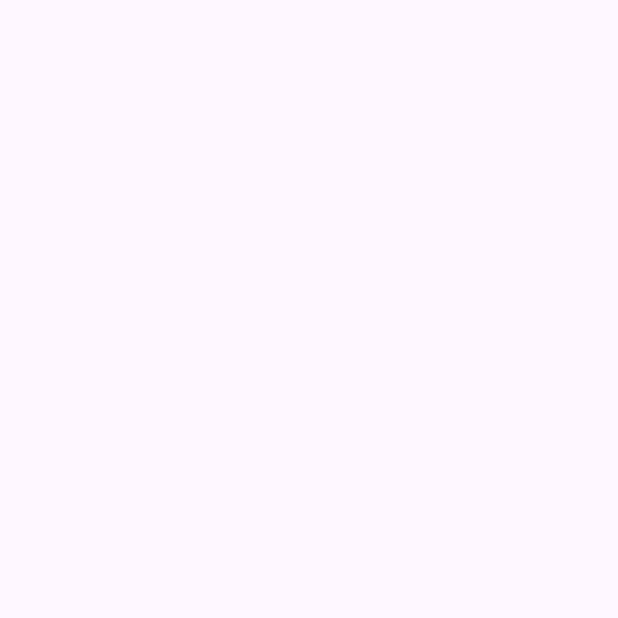
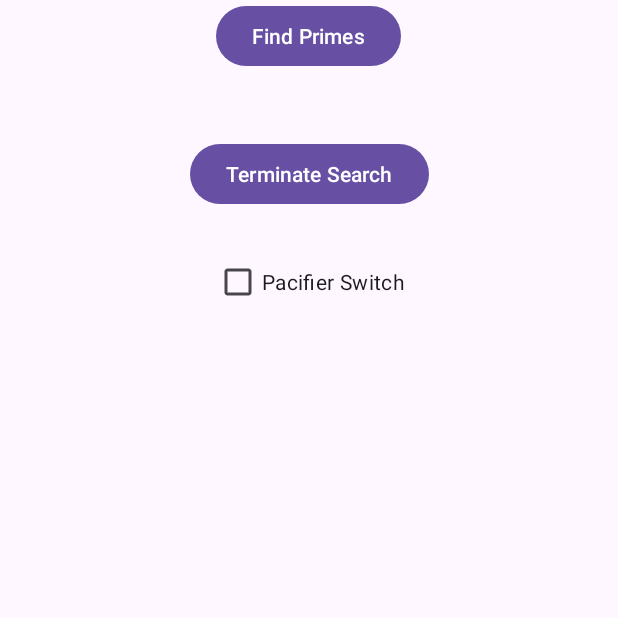
Before and after one commit to CS5520-Fall-2024-Shivakumar/cs5520-spring2025-individual-assignments-RingoTC, an Android app: the PrimeComputationActivity screen opened directly, with no data from a screen before it, on a phone screen of 412 x 824 dp, the top half of it. Before the commit the part shown is empty. Run offline under Robolectric (Android 15) with nearby library versions, the phone set to English and light mode, and no system bars.

Commit message:
add buttons

```diff
--- a/app/src/main/AndroidManifest.xml
+++ b/app/src/main/AndroidManifest.xml
@@ -13,7 +13,7 @@
         android:roundIcon="@mipmap/ic_launcher_round"
         android:supportsRtl="true"
         android:theme="@style/Theme.HanLiaoCS5520Android"
-        tools:targetApi="31">
+        >
         <activity
             android:name=".PrimeComputationActivity"
             android:exported="false" />
--- a/app/src/main/res/layout/activity_prime_computation.xml
+++ b/app/src/main/res/layout/activity_prime_computation.xml
@@ -7,4 +7,33 @@
     android:layout_height="match_parent"
     tools:context=".PrimeComputationActivity">
 
+    <Button
+        android:id="@+id/find_prime_button"
+        android:layout_width="wrap_content"
+        android:layout_height="wrap_content"
+        android:text="@string/find_primes"
+        app:layout_constraintEnd_toEndOf="parent"
+        app:layout_constraintHorizontal_bias="0.498"
+        app:layout_constraintStart_toStartOf="parent"
+        tools:layout_editor_absoluteY="82dp" />
+
+    <Button
+        android:id="@+id/stop_finding"
+        android:layout_width="wrap_content"
+        android:layout_height="wrap_content"
+        android:layout_marginTop="44dp"
+        android:text="@string/terminate_search"
+        app:layout_constraintEnd_toEndOf="parent"
+        app:layout_constraintStart_toStartOf="parent"
+        app:layout_constraintTop_toBottomOf="@id/find_prime_button" />
+
+    <CheckBox
+        android:id="@+id/pacifier_switch"
+        android:layout_width="wrap_content"
+        android:layout_height="wrap_content"
+        android:layout_marginTop="24dp"
+        android:text="@string/pacifier_switch"
+        app:layout_constraintEnd_toEndOf="parent"
+        app:layout_constraintStart_toStartOf="parent"
+        app:layout_constraintTop_toBottomOf="@+id/stop_finding" />
 </androidx.constraintlayout.widget.ConstraintLayout>
--- a/app/src/main/res/values/strings.xml
+++ b/app/src/main/res/values/strings.xml
@@ -5,4 +5,7 @@
     <string name="defaultExpression">1+2</string>
     <string name="prime_computation">Prime Computation</string>
     <string name="contact_collector">Contact Collector</string>
+    <string name="find_primes">Find Primes</string>
+    <string name="terminate_search">Terminate Search</string>
+    <string name="pacifier_switch">Pacifier Switch</string>
 </resources>
```
